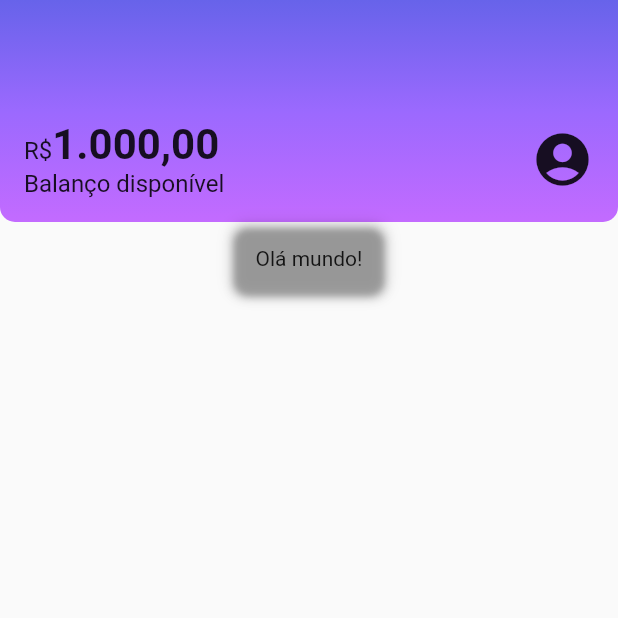
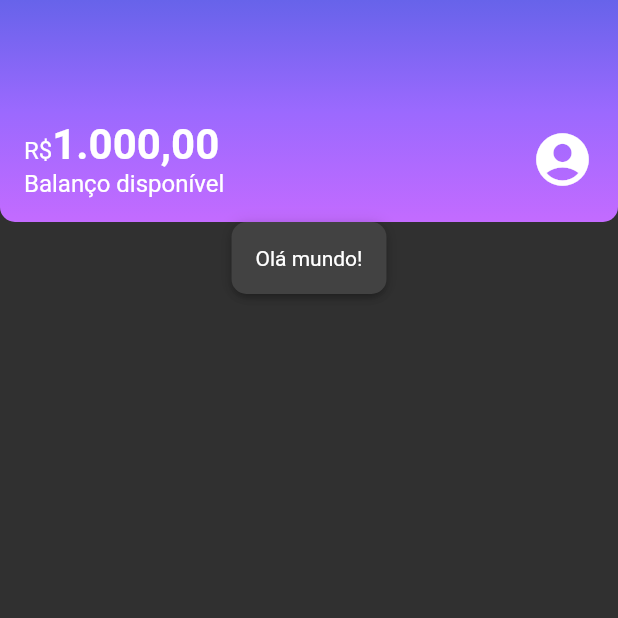
Before and after one commit to JoaoVGStahl/jvgbank, a Flutter app: the screen it shows after launch, on a phone screen of 412 x 824 dp, the top half of it. Run offline on Flutter 3.47's test engine with Material 2 defaults, Android fonts, the light colour scheme and no system bars.

Commit message:
Aula 4 - Temas

```diff
--- a/lib/main.dart
+++ b/lib/main.dart
@@ -1,5 +1,6 @@
 import 'package:flutter/material.dart';
 import 'package:jvgbank/pages/home.dart';
+import 'package:jvgbank/themes/my.theme.dart';
 
 void main() {
   runApp(const Jvgbank());
@@ -10,9 +11,10 @@ class Jvgbank extends StatelessWidget {
 
   @override
   Widget build(BuildContext context) {
-    return const MaterialApp(
+    return MaterialApp(
       title: "Jvgbank",
-      home: HomePage(),
+      home: const HomePage(),
+      theme: myTheme,
     );
   }
 }
--- /dev/null
+++ b/lib/themes/my.theme.dart
@@ -0,0 +1,7 @@
+import 'package:flutter/material.dart';
+
+ThemeData myTheme = ThemeData(
+  primarySwatch: Colors.purple,
+  primaryColor: Colors.purple,
+  brightness: Brightness.dark,
+);
--- a/lib/widgets/box.card.dart
+++ b/lib/widgets/box.card.dart
@@ -13,7 +13,7 @@ class BoxCard extends StatelessWidget {
     return Container(
       padding: const EdgeInsets.all(16),
       decoration: BoxDecoration(
-        color: ,
+        color: Theme.of(context).cardColor,
         borderRadius: BorderRadius.circular(10),
         boxShadow: kElevationToShadow[3],
       ),
```
